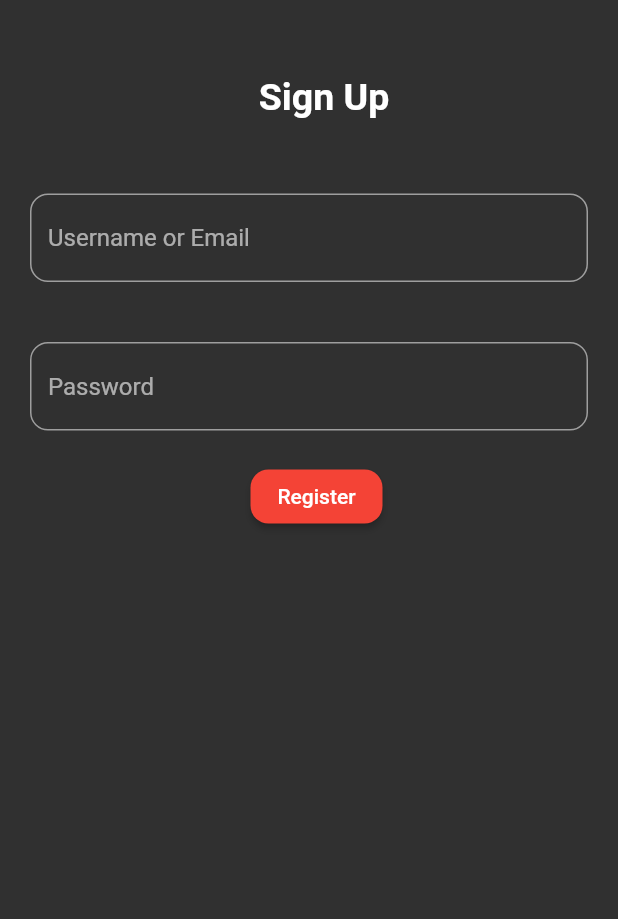
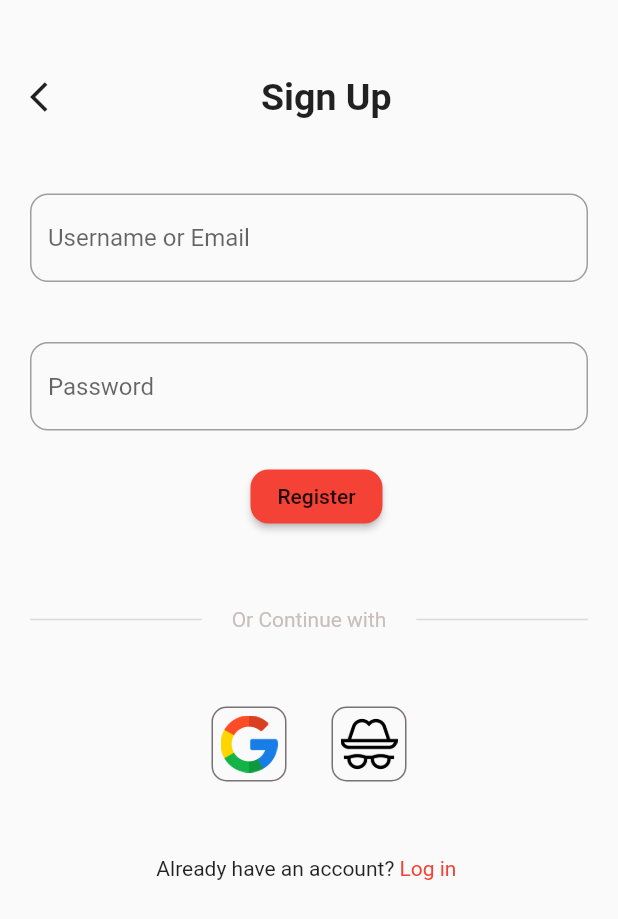
Before and after one commit to AzorAha1/Lifematch, a Flutter app: the Signup screen opened by its route, on a phone screen of 412 x 824 dp. Shown: the top 919 px of the screen. Run offline on Flutter 3.47's test engine with Material 2 defaults, Android fonts, the light colour scheme and no system bars; our stand-ins replace firebase_auth, google_fonts, google_sign_in; missing offline and left inert: switcher; accounts and stored records are empty.

Commit message:
adding sign in anonymously and sign in with google on sign in and sign up page

```diff
--- a/lib/main.dart
+++ b/lib/main.dart
@@ -15,7 +15,7 @@ class MyApp extends StatefulWidget {
 }
 
 class _MyAppState extends State<MyApp> {
-  bool mode = false;
+  bool mode = true;
   @override
   Widget build(BuildContext context) {
     return MaterialApp(
--- a/lib/screens/Signin.dart
+++ b/lib/screens/Signin.dart
@@ -59,15 +59,18 @@ class _SigninState extends State<Signin> {
                         hintText: 'Password', hintStyle: GoogleFonts.aBeeZee()),
                   ),
                 ),
+                SizedBox(
+                  height: 20,
+                ),
                 Padding(
-                  padding: const EdgeInsets.only(right: 150),
+                  padding: const EdgeInsets.only(right: 150, bottom: 20.0),
                   child: newbutton(
                     onpress: (() {}),
                     text: Text('Log in'),
                   ),
                 ),
                 SizedBox(
-                  height: 20,
+                  height: 50,
                 ),
                 // InkWell(
                 //   child: Text(
@@ -90,7 +93,8 @@ class _SigninState extends State<Signin> {
                     ),
                     Text(
                       'Or Continue with',
-                      style: GoogleFonts.aBeeZee(color: Color.fromARGB(221, 193, 181, 181)),
+                      style: GoogleFonts.aBeeZee(
+                          color: Color.fromARGB(221, 193, 181, 181)),
                     ),
                     Expanded(
                       child: Divider(
@@ -98,14 +102,78 @@ class _SigninState extends State<Signin> {
                         endIndent: 20,
                         thickness: 1,
                       ),
-                    )
+                    ),
                   ],
                 ),
+                SizedBox(
+                  height: 50,
+                ),
+                Row(
+                  mainAxisAlignment: MainAxisAlignment.center,
+                  crossAxisAlignment: CrossAxisAlignment.center,
+                  children: [
+                    imagecontain(
+                      imagepath: 'images/googleimage.png',
+                      onpress: () {},
+                    ),
+                    SizedBox(
+                      width: 30,
+                    ),
+                    imagecontain(
+                      imagepath: 'images/anonymous.png',
+                      onpress: () {},
+                    ),
+                  ],
+                )
               ],
             ),
+          ),
+          SizedBox(
+            height: 50,
+          ),
+          Row(
+            mainAxisAlignment: MainAxisAlignment.center,
+            children: [
+              Text('Not a member yet ? ',style: GoogleFonts.aBeeZee(),),
+              InkWell(
+                onTap: () => Navigator.pushNamed(context, '/signup'),
+                child: Text(
+                  'Register now',
+                  style: GoogleFonts.aBeeZee(color: Colors.red),
+                ),
+              ),
+            ],
           ),
         ],
       ),
     );
   }
 }
+
+class imagecontain extends StatefulWidget {
+  String? imagepath;
+  Function()? onpress;
+  imagecontain({required this.imagepath, required this.onpress});
+
+  @override
+  State<imagecontain> createState() => _imagecontainState();
+}
+
+class _imagecontainState extends State<imagecontain> {
+  @override
+  Widget build(BuildContext context) {
+    return GestureDetector(
+      onTap: widget.onpress,
+      child: Container(
+        padding: EdgeInsets.all(5),
+        decoration: BoxDecoration(
+          border:
+              Border.all(color: Color.fromARGB(255, 120, 113, 113), width: 1),
+          borderRadius: BorderRadius.circular(10),
+        ),
+        child: Image.asset(widget.imagepath!),
+        height: 50,
+      ),
+    );
+  }
+}
--- a/lib/screens/Signup.dart
+++ b/lib/screens/Signup.dart
@@ -1,6 +1,7 @@
 import 'package:flutter/material.dart';
 import 'package:google_fonts/google_fonts.dart';
 import '../constants.dart';
+import 'Signin.dart';
 import 'mainpage.dart';
 
 class Signup extends StatefulWidget {
@@ -18,10 +19,22 @@ class _SignupState extends State<Signup> {
         children: [
           Padding(
             padding: const EdgeInsets.only(top: 50, left: 20),
-            child: Text(
-              'Sign Up',
-              style: GoogleFonts.aBeeZee(
-                  fontSize: 25, fontWeight: FontWeight.bold),
+            child: Row(
+              children: [
+                InkWell(
+                    child: Icon(Icons.arrow_back_ios),
+                    onTap: () {
+                      Navigator.pop(context);
+                    }),
+                SizedBox(
+                  width: 130,
+                ),
+                Text(
+                  'Sign Up',
+                  style: GoogleFonts.aBeeZee(
+                      fontSize: 25, fontWeight: FontWeight.bold),
+                ),
+              ],
             ),
           ),
           SizedBox(
@@ -51,9 +64,74 @@ class _SignupState extends State<Signup> {
                     onpress: (() {}),
                     text: Text('Register'),
                   ),
+                ),
+                SizedBox(
+                  height: 50,
+                ),
+                Row(
+                  children: [
+                    Expanded(
+                      child: Divider(
+                        indent: 20,
+                        endIndent: 20,
+                        thickness: 1,
+                      ),
+                    ),
+                    Text(
+                      'Or Continue with',
+                      style: GoogleFonts.aBeeZee(
+                          color: Color.fromARGB(221, 193, 181, 181)),
+                    ),
+                    Expanded(
+                      child: Divider(
+                        indent: 20,
+                        endIndent: 20,
+                        thickness: 1,
+                      ),
+                    ),
+                  ],
+                ),
+                SizedBox(
+                  height: 50,
+                ),
+                Row(
+                  mainAxisAlignment: MainAxisAlignment.center,
+                  crossAxisAlignment: CrossAxisAlignment.center,
+                  children: [
+                    imagecontain(
+                      imagepath: 'images/googleimage.png',
+                      onpress: () {},
+                    ),
+                    SizedBox(
+                      width: 30,
+                    ),
+                    imagecontain(
+                      imagepath: 'images/anonymous.png',
+                      onpress: () {},
+                    ),
+                  ],
                 )
               ],
             ),
+          ),
+          SizedBox(
+            height: 50,
+          ),
+          Row(
+            mainAxisAlignment: MainAxisAlignment.center,
+            children: [
+              Text(
+                'Already have an account? ',
+                style: GoogleFonts.aBeeZee(),
+              ),
+              InkWell(
+                onTap: () => Navigator.pushNamed(context, '/signin'),
+                child: Text(
+                  'Log in ',
+                  style: GoogleFonts.aBeeZee(color: Colors.red),
+                ),
+              ),
+            ],
           ),
         ],
       ),
--- a/lib/screens/mainpage.dart
+++ b/lib/screens/mainpage.dart
@@ -5,7 +5,7 @@ import 'package:switcher/switcher.dart';
 
 class Mainpage extends StatefulWidget {
 
-  bool mode = false;
+  bool mode = true;
   @override
   State<Mainpage> createState() => _MainpageState();
 }
```
Also changed, not shown: images/anonymous.png (added), images/googleimage.png (added), 3 other files.
